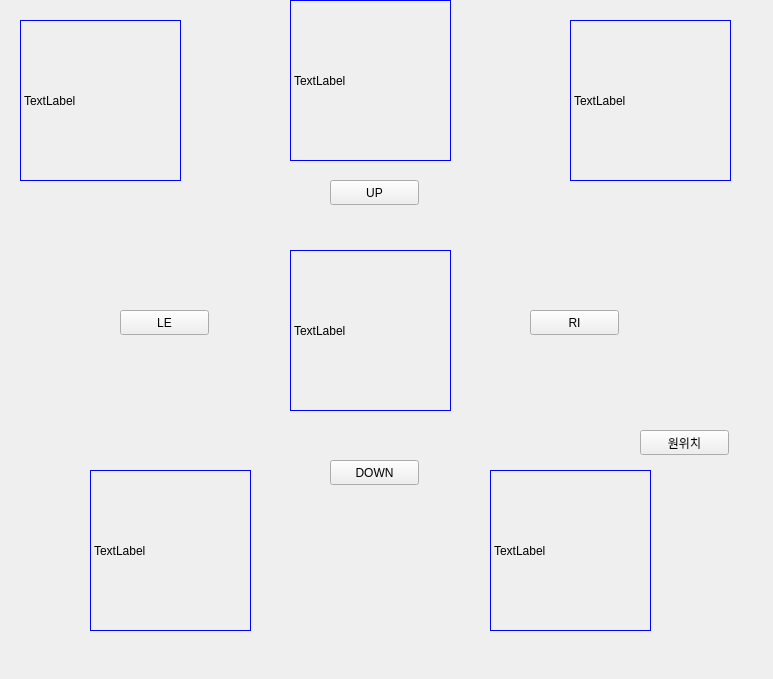
Qt form opencv/220215/mainRGB+.ui (songhyeonbeom/opencv) before a commit.
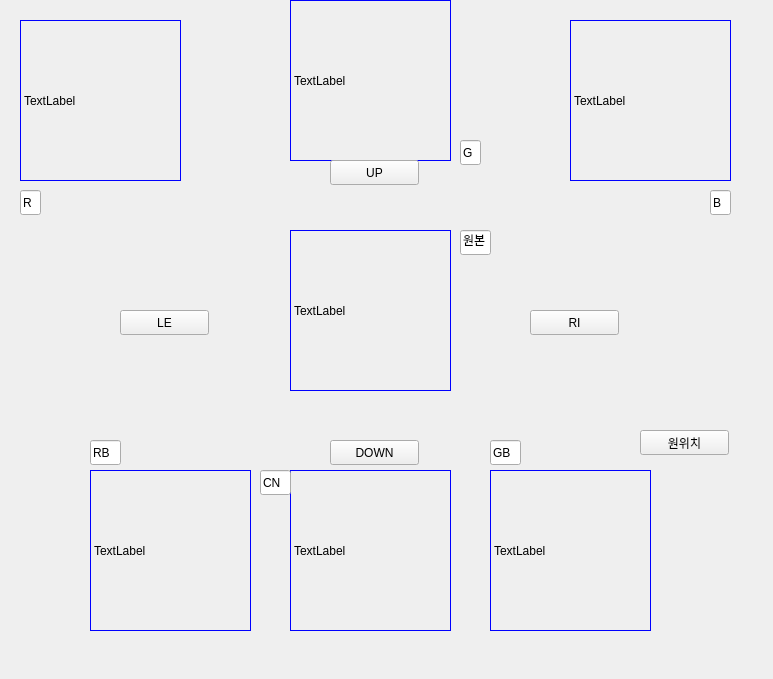
The same form after that commit.

Diff of the .ui file:
```diff
--- a/opencv/220215/mainRGB+.ui
+++ b/opencv/220215/mainRGB+.ui
@@ -33,7 +33,7 @@
    <property name="geometry">
     <rect>
      <x>290</x>
-     <y>250</y>
+     <y>230</y>
      <width>161</width>
      <height>161</height>
     </rect>
@@ -81,7 +81,7 @@
    <property name="geometry">
     <rect>
      <x>330</x>
-     <y>460</y>
+     <y>440</y>
      <width>89</width>
      <height>25</height>
     </rect>
@@ -126,7 +126,7 @@
    <property name="geometry">
     <rect>
      <x>330</x>
-     <y>180</y>
+     <y>160</y>
      <width>89</width>
      <height>25</height>
     </rect>
@@ -174,6 +174,113 @@
     <string>원위치</string>
    </property>
   </widget>
+  <widget class="QLabel" name="label_CN">
+   <property name="geometry">
+    <rect>
+     <x>290</x>
+     <y>470</y>
+     <width>161</width>
+     <height>161</height>
+    </rect>
+   </property>
+   <property name="styleSheet">
+    <string notr="true">border:1px solid blue</string>
+   </property>
+   <property name="text">
+    <string>TextLabel</string>
+   </property>
+  </widget>
+  <widget class="QLineEdit" name="lineEdit">
+   <property name="geometry">
+    <rect>
+     <x>20</x>
+     <y>190</y>
+     <width>21</width>
+     <height>25</height>
+    </rect>
+   </property>
+   <property name="text">
+    <string>R</string>
+   </property>
+  </widget>
+  <widget class="QLineEdit" name="lineEdit_2">
+   <property name="geometry">
+    <rect>
+     <x>460</x>
+     <y>140</y>
+     <width>21</width>
+     <height>25</height>
+    </rect>
+   </property>
+   <property name="text">
+    <string>G</string>
+   </property>
+  </widget>
+  <widget class="QLineEdit" name="lineEdit_3">
+   <property name="geometry">
+    <rect>
+     <x>710</x>
+     <y>190</y>
+     <width>21</width>
+     <height>25</height>
+    </rect>
+   </property>
+   <property name="text">
+    <string>B</string>
+   </property>
+  </widget>
+  <widget class="QLineEdit" name="lineEdit_4">
+   <property name="geometry">
+    <rect>
+     <x>460</x>
+     <y>230</y>
+     <width>31</width>
+     <height>25</height>
+    </rect>
+   </property>
+   <property name="text">
+    <string>원본</string>
+   </property>
+  </widget>
+  <widget class="QLineEdit" name="lineEdit_5">
+   <property name="geometry">
+    <rect>
+     <x>90</x>
+     <y>440</y>
+     <width>31</width>
+     <height>25</height>
+    </rect>
+   </property>
+   <property name="text">
+    <string>RB</string>
+   </property>
+  </widget>
+  <widget class="QLineEdit" name="lineEdit_6">
+   <property name="geometry">
+    <rect>
+     <x>490</x>
+     <y>440</y>
+     <width>31</width>
+     <height>25</height>
+    </rect>
+   </property>
+   <property name="text">
+    <string>GB</string>
+   </property>
+  </widget>
+  <widget class="QLineEdit" name="lineEdit_7">
+   <property name="geometry">
+    <rect>
+     <x>260</x>
+     <y>470</y>
+     <width>31</width>
+     <height>25</height>
+    </rect>
+   </property>
+   <property name="text">
+    <string>CN</string>
+   </property>
+  </widget>
  </widget>
  <resources/>
  <connections/>
```
